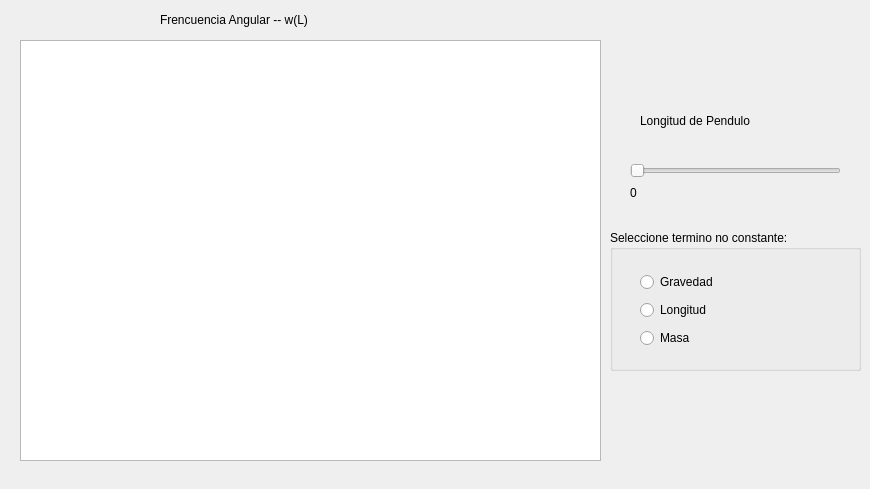
The window that graficasdialog.ui (Raimmaster/PendulumSimulator) describes before a commit, drawn with Qt 5.
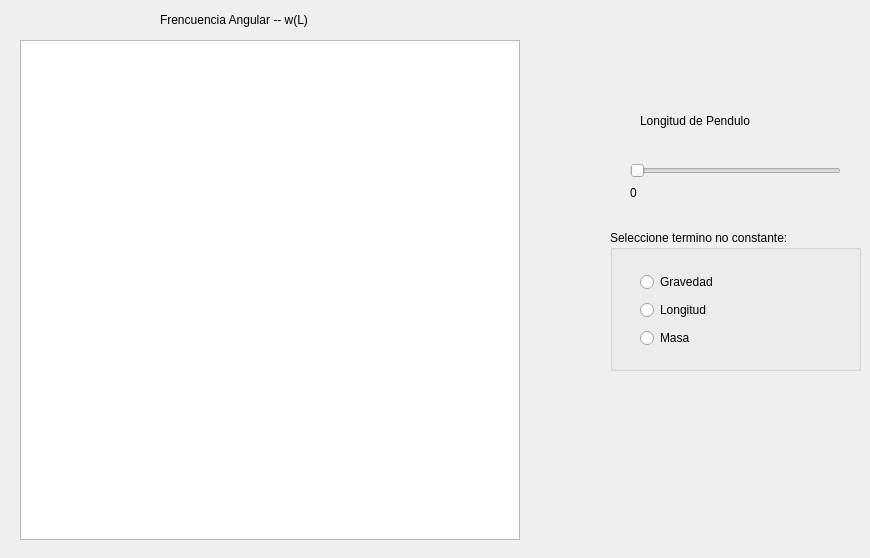
The same window after the commit.

Diff of the .ui file:
```diff
--- a/graficasdialog.ui
+++ b/graficasdialog.ui
@@ -7,7 +7,7 @@
     <x>0</x>
     <y>0</y>
     <width>870</width>
-    <height>489</height>
+    <height>558</height>
    </rect>
   </property>
   <property name="windowTitle">
@@ -18,8 +18,8 @@
     <rect>
      <x>20</x>
      <y>40</y>
-     <width>581</width>
-     <height>421</height>
+     <width>500</width>
+     <height>500</height>
     </rect>
    </property>
   </widget>
```
